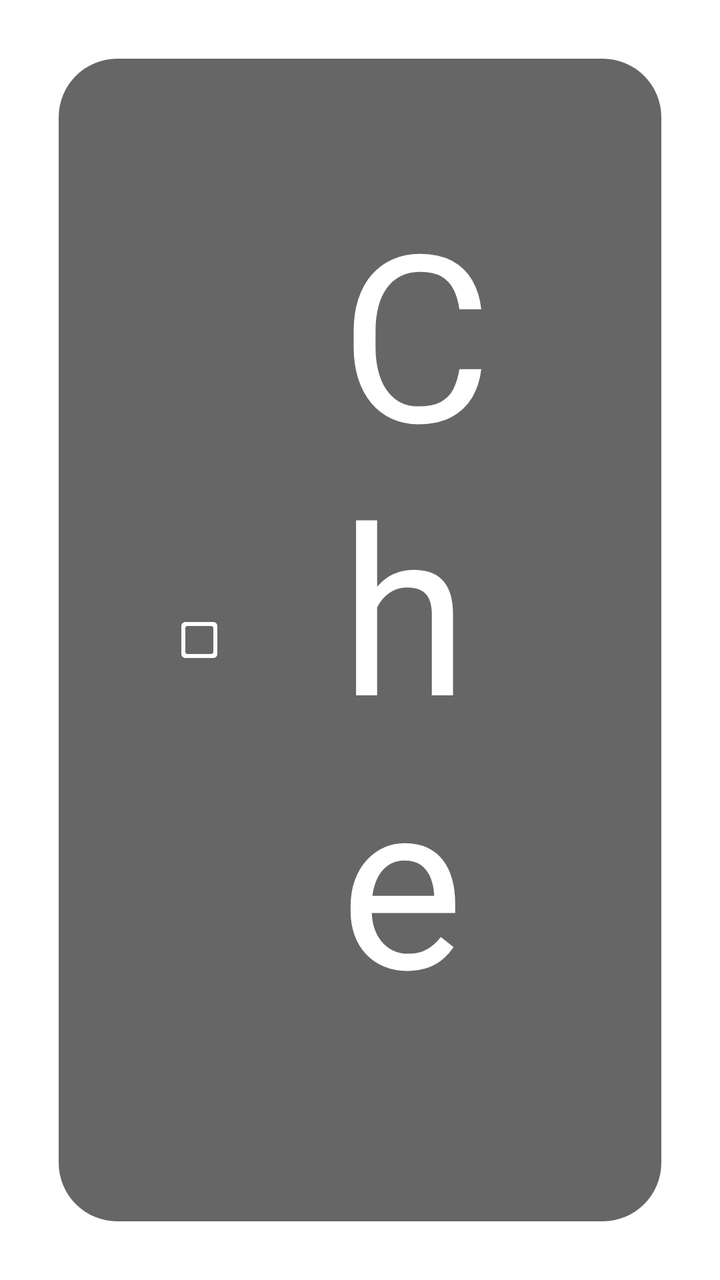
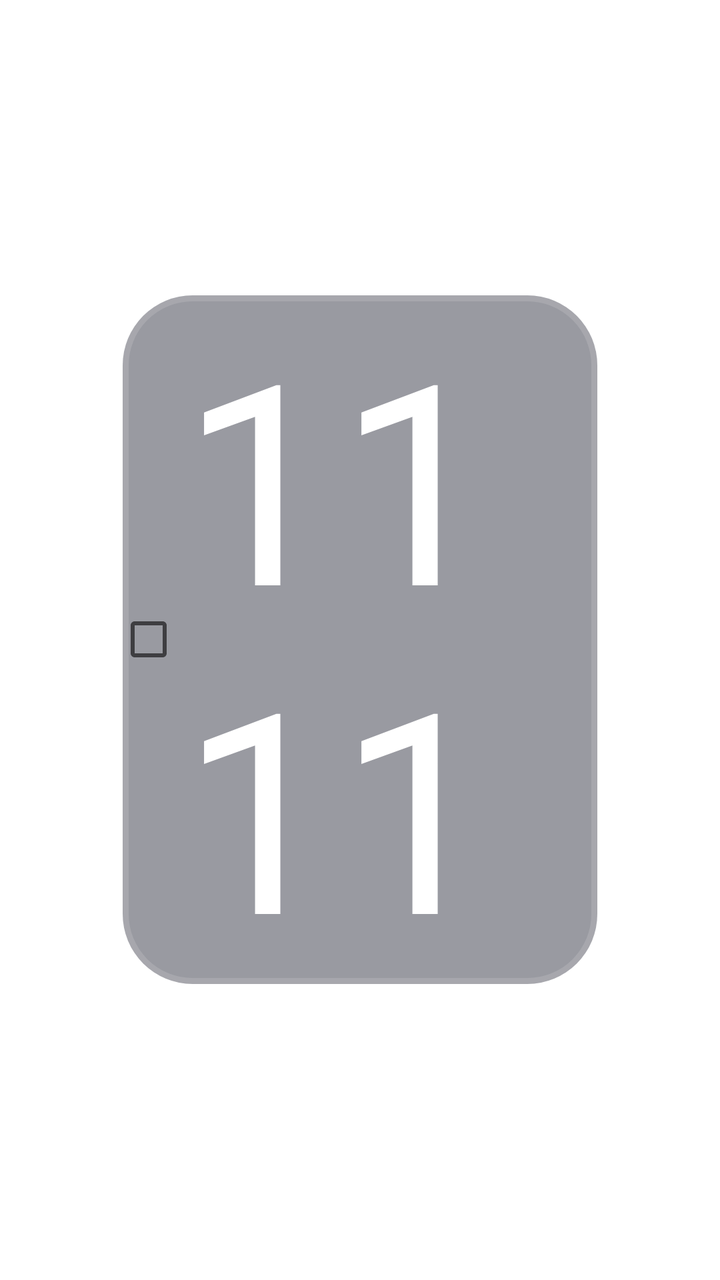

Compare the two renders of this Android layout. The source of the first and the diff that turns it into the second are given below.
<!-- AndroidManifest.xml: application theme AppTheme.NoActionBar -->
<!-- res/layout/item_dialog_checkbox_search.xml -->
<?xml version="1.0" encoding="utf-8"?>
<FrameLayout xmlns:android="http://schemas.android.com/apk/res/android"
    android:layout_width="match_parent"
    android:layout_height="wrap_content">

    <LinearLayout
        android:layout_width="match_parent"
        android:layout_height="wrap_content"
        android:layout_gravity="center"
        android:padding="@dimen/vs_5">

        <CheckBox
            android:id="@+id/oneSearchSource"
            android:layout_width="match_parent"
            android:layout_height="wrap_content"
            android:background="@drawable/button_dialog_main"
            android:button="@null"
            android:clickable="true"
            android:drawableLeft="@drawable/selector_checkbox"
            android:drawablePadding="@dimen/vs_10"
            android:focusable="true"
            android:padding="@dimen/vs_10"
            android:text="Check Source"
            android:textColor="@color/color_FFFFFF"
            android:textSize="@dimen/ts_20" />
    </LinearLayout>
</FrameLayout>
<!-- resources referenced by this layout -->
<resources>
  <color name="color_FFFFFF">#FFFFFF</color>
  <dimen name="ts_20">20mm</dimen>
  <dimen name="vs_10">10mm</dimen>
  <dimen name="vs_5">5mm</dimen>
  <!-- drawable button_dialog_main (drawable) -->
  <?xml version="1.0" encoding="utf-8"?>
  <selector xmlns:android="http://schemas.android.com/apk/res/android">
      <item android:state_focused="true" android:state_pressed="true">
          <shape>
              <corners android:radius="@dimen/vs_5" />
              <solid android:color="?attr/color_theme_dark_70" />
          </shape>
      </item>
      <item android:state_focused="false" android:state_pressed="true">
          <shape>
              <corners android:radius="@dimen/vs_5" />
              <solid android:color="?attr/color_theme_dark_70" />
          </shape>
      </item>
      <item android:state_focused="true">
          <shape>
              <corners android:radius="@dimen/vs_5" />
              <solid android:color="?attr/color_theme_dark_70" />
  	    
  	    <stroke android:width="2mm" android:color="@android:color/white" />
          </shape>
      </item>
      <item android:state_focused="false" android:state_pressed="false">
          <shape>
              <corners android:radius="@dimen/vs_5" />
              <solid android:color="@color/color_000000_60" />
          </shape>
      </item>
  </selector>
  <!-- drawable selector_checkbox (drawable) -->
  <selector xmlns:android="http://schemas.android.com/apk/res/android" >
      <item android:drawable="@drawable/shape_search_clearall"
          android:state_checked="false"/>
      <item android:drawable="@drawable/shape_search_checkall"
          android:state_checked="true"/>
      <item android:drawable="@drawable/shape_search_clearall"/>
  </selector>
  <style name="AppTheme.NoActionBar">
          <item name="android:windowActionBar">false</item>
          <item name="android:windowNoTitle">true</item>
          <item name="windowActionBar">false</item>
          <item name="android:windowFullscreen">true</item>//全屏即无通知栏
          <item name="android:windowContentOverlay">@null</item>//是否有遮盖
          <item name="windowNoTitle">true</item>
          
          
          <item name="android:windowBackground">@android:color/transparent</item>
      </style>
  <color name="color_000000_60">#99000000</color>
  <!-- drawable shape_search_clearall (drawable) -->
  <vector android:height="24dp" android:tint="?attr/color_theme_70"
      android:viewportHeight="24" android:viewportWidth="24"
      android:width="24dp" xmlns:android="http://schemas.android.com/apk/res/android">
      <path android:fillColor="@android:color/white" android:pathData="M18,19L6,19c-0.55,0 -1,-0.45 -1,-1L5,6c0,-0.55 0.45,-1 1,-1h12c0.55,0 1,0.45 1,1v12c0,0.55 -0.45,1 -1,1zM19,3L5,3c-1.1,0 -2,0.9 -2,2v14c0,1.1 0.9,2 2,2h14c1.1,0 2,-0.9 2,-2L21,5c0,-1.1 -0.9,-2 -2,-2z"/>
  </vector>
  <!-- drawable shape_search_checkall (drawable) -->
  <vector android:height="24dp" android:tint="@color/color_FFFFFF"
      android:viewportHeight="24" android:viewportWidth="24"
      android:width="24dp" xmlns:android="http://schemas.android.com/apk/res/android">
      <path android:fillColor="@color/color_FFFFFF" android:pathData="M19,3L5,3c-1.1,0 -2,0.9 -2,2v14c0,1.1 0.9,2 2,2h14c1.1,0 2,-0.9 2,-2L21,5c0,-1.1 -0.9,-2 -2,-2zM10.71,16.29c-0.39,0.39 -1.02,0.39 -1.41,0L5.71,12.7c-0.39,-0.39 -0.39,-1.02 0,-1.41 0.39,-0.39 1.02,-0.39 1.41,0L10,14.17l6.88,-6.88c0.39,-0.39 1.02,-0.39 1.41,0 0.39,0.39 0.39,1.02 0,1.41l-7.58,7.59z"/>
  </vector>
</resources>

<!-- the commit's change to res/layout/item_dialog_checkbox_search.xml (unified diff, before → after) -->
@@ -4,24 +4,22 @@
     android:layout_height="wrap_content">
 
     <LinearLayout
+        android:layout_gravity="center"
+        android:paddingTop="@dimen/vs_5"
+        android:paddingBottom="@dimen/vs_5"
+        android:paddingLeft="@dimen/vs_10"
+        android:paddingRight="@dimen/vs_10"
         android:layout_width="match_parent"
-        android:layout_height="wrap_content"
-        android:layout_gravity="center"
-        android:padding="@dimen/vs_5">
-
+        android:layout_height="wrap_content">
         <CheckBox
             android:id="@+id/oneSearchSource"
             android:layout_width="match_parent"
             android:layout_height="wrap_content"
-            android:background="@drawable/button_dialog_main"
-            android:button="@null"
+            android:background="@drawable/button_danmu_setting"
             android:clickable="true"
-            android:drawableLeft="@drawable/selector_checkbox"
-            android:drawablePadding="@dimen/vs_10"
             android:focusable="true"
-            android:padding="@dimen/vs_10"
-            android:text="Check Source"
-            android:textColor="@color/color_FFFFFF"
-            android:textSize="@dimen/ts_20" />
+            android:textColor="@color/dialog_text_primary"
+            android:textSize="@dimen/ts_24"
+            android:text="1111"/>
     </LinearLayout>
 </FrameLayout>
<!-- resource entries referenced after the edit -->
@@ -1,70 +1,56 @@
 <!-- resources referenced by this layout -->
 <resources>
-  <color name="color_FFFFFF">#FFFFFF</color>
-  <dimen name="ts_20">20mm</dimen>
+  <color name="dialog_text_primary">#FFFFFFFF</color>
+  <dimen name="ts_24">24mm</dimen>
   <dimen name="vs_10">10mm</dimen>
   <dimen name="vs_5">5mm</dimen>
-  <!-- drawable button_dialog_main (drawable) -->
+  <!-- drawable button_danmu_setting (drawable) -->
   <?xml version="1.0" encoding="utf-8"?>
   <selector xmlns:android="http://schemas.android.com/apk/res/android">
-      <item android:state_focused="true" android:state_pressed="true">
+      <item android:state_focused="true">
           <shape>
-              <corners android:radius="@dimen/vs_5" />
-              <solid android:color="?attr/color_theme_dark_70" />
+              <corners android:radius="@dimen/vs_6" />
+              <solid android:color="@color/dialog_control_bg_focused" />
+              <stroke
+                  android:width="@dimen/vs_1"
+                  android:color="@color/dialog_control_stroke_focused" />
           </shape>
       </item>
-      <item android:state_focused="false" android:state_pressed="true">
+      <item>
           <shape>
-              <corners android:radius="@dimen/vs_5" />
-              <solid android:color="?attr/color_theme_dark_70" />
-          </shape>
-      </item>
-      <item android:state_focused="true">
-          <shape>
-              <corners android:radius="@dimen/vs_5" />
-              <solid android:color="?attr/color_theme_dark_70" />
-  	    
-  	    <stroke android:width="2mm" android:color="@android:color/white" />
-          </shape>
-      </item>
-      <item android:state_focused="false" android:state_pressed="false">
-          <shape>
-              <corners android:radius="@dimen/vs_5" />
-              <solid android:color="@color/color_000000_60" />
+              <corners android:radius="@dimen/vs_6" />
+              <solid android:color="@color/dialog_control_bg" />
+              <stroke
+                  android:width="@dimen/vs_1"
+                  android:color="@color/dialog_control_stroke" />
           </shape>
       </item>
   </selector>
-  <!-- drawable selector_checkbox (drawable) -->
-  <selector xmlns:android="http://schemas.android.com/apk/res/android" >
-      <item android:drawable="@drawable/shape_search_clearall"
-          android:state_checked="false"/>
-      <item android:drawable="@drawable/shape_search_checkall"
-          android:state_checked="true"/>
-      <item android:drawable="@drawable/shape_search_clearall"/>
-  </selector>
-  <style name="AppTheme.NoActionBar">
+  <style name="AppTheme.NoActionBar" parent="AppTheme">
           <item name="android:windowActionBar">false</item>
           <item name="android:windowNoTitle">true</item>
           <item name="windowActionBar">false</item>
           <item name="android:windowFullscreen">true</item>//全屏即无通知栏
           <item name="android:windowContentOverlay">@null</item>//是否有遮盖
           <item name="windowNoTitle">true</item>
-          
+          <item name="android:keepScreenOn">true</item>
           
           <item name="android:windowBackground">@android:color/transparent</item>
       </style>
-  <color name="color_000000_60">#99000000</color>
-  <!-- drawable shape_search_clearall (drawable) -->
-  <vector android:height="24dp" android:tint="?attr/color_theme_70"
-      android:viewportHeight="24" android:viewportWidth="24"
-      android:width="24dp" xmlns:android="http://schemas.android.com/apk/res/android">
-      <path android:fillColor="@android:color/white" android:pathData="M18,19L6,19c-0.55,0 -1,-0.45 -1,-1L5,6c0,-0.55 0.45,-1 1,-1h12c0.55,0 1,0.45 1,1v12c0,0.55 -0.45,1 -1,1zM19,3L5,3c-1.1,0 -2,0.9 -2,2v14c0,1.1 0.9,2 2,2h14c1.1,0 2,-0.9 2,-2L21,5c0,-1.1 -0.9,-2 -2,-2z"/>
-  </vector>
-  <!-- drawable shape_search_checkall (drawable) -->
-  <vector android:height="24dp" android:tint="@color/color_FFFFFF"
-      android:viewportHeight="24" android:viewportWidth="24"
-      android:width="24dp" xmlns:android="http://schemas.android.com/apk/res/android">
-      <path android:fillColor="@color/color_FFFFFF" android:pathData="M19,3L5,3c-1.1,0 -2,0.9 -2,2v14c0,1.1 0.9,2 2,2h14c1.1,0 2,-0.9 2,-2L21,5c0,-1.1 -0.9,-2 -2,-2zM10.71,16.29c-0.39,0.39 -1.02,0.39 -1.41,0L5.71,12.7c-0.39,-0.39 -0.39,-1.02 0,-1.41 0.39,-0.39 1.02,-0.39 1.41,0L10,14.17l6.88,-6.88c0.39,-0.39 1.02,-0.39 1.41,0 0.39,0.39 0.39,1.02 0,1.41l-7.58,7.59z"/>
-  </vector>
+  <dimen name="vs_6">6mm</dimen>
+  <color name="dialog_control_bg_focused">#CC1890FF</color>
+  <dimen name="vs_1">1mm</dimen>
+  <color name="dialog_control_stroke_focused">#CC02F8E1</color>
+  <color name="dialog_control_bg">#80353744</color>
+  <color name="dialog_control_stroke">#22FFFFFF</color>
+  <style name="AppTheme" parent="Theme.AppCompat.Light.DarkActionBar">
+          
+          <item name="colorPrimary">@color/color_6200EE</item>
+          <item name="colorPrimaryDark">@color/color_3700B3</item>
+          <item name="colorAccent">@color/color_03DAC5</item>
+      </style>
+  <color name="color_6200EE">#6200EE</color>
+  <color name="color_3700B3">#3700B3</color>
+  <color name="color_03DAC5">#03DAC5</color>
 </resources>
 
